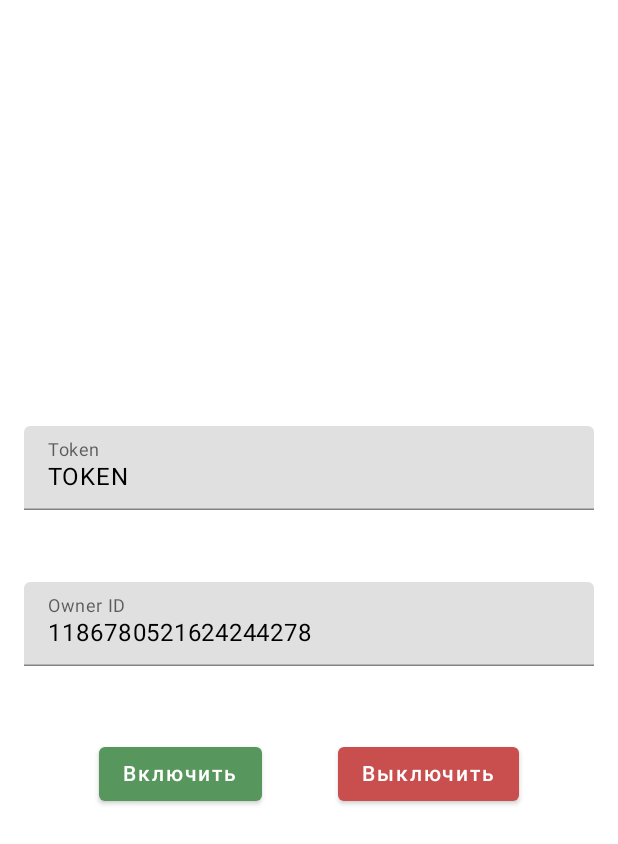
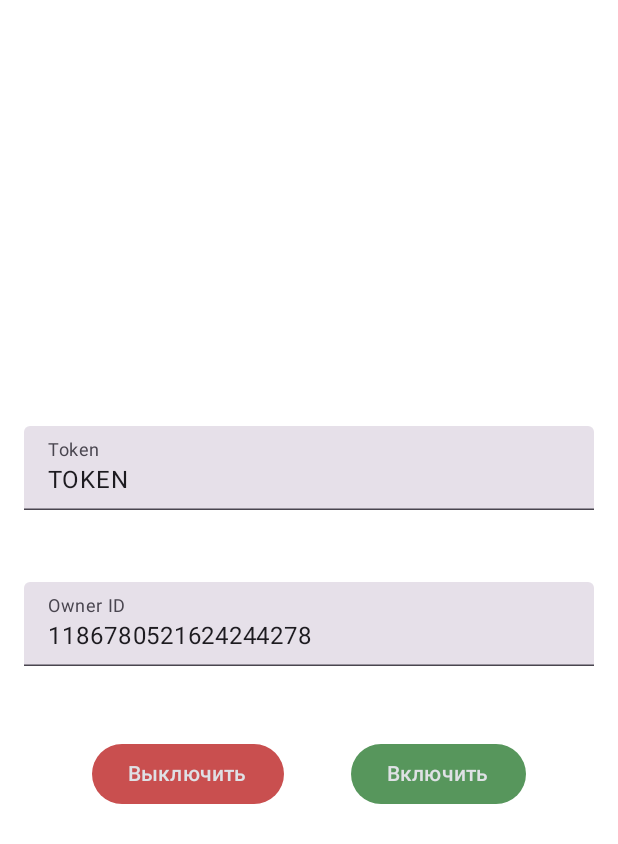
Before and after one commit to Hummel009/UN-ION-Discord-Bot, an Android app built with Jetpack Compose: the screen it shows after launch (Main), on a phone screen of 412 x 824 dp. Shown: the top 844 px of the screen. Run offline under Robolectric (Android 15) with nearby library versions, the phone set to English and light mode, and no system bars.

Commit message:
material 3

```diff
--- a/appAndroid/build.gradle.kts
+++ b/appAndroid/build.gradle.kts
@@ -31,8 +31,10 @@ dependencies {
 
 	implementation("com.google.android.material:material:latest.release")
 
-	implementation("androidx.compose.material:material:1.7.3")
-	implementation("androidx.activity:activity-compose:1.9.2")
+	val composeBom = platform("androidx.compose:compose-bom:latest.release")
+	implementation(composeBom)
+	implementation("androidx.compose.material3:material3")
+	implementation("androidx.activity:activity-compose")
 }
 
 java {
--- a/appAndroid/src/main/kotlin/com/github/hummel/union/android/DiscordAdapter.kt
+++ b/appAndroid/src/main/kotlin/com/github/hummel/union/android/DiscordAdapter.kt
@@ -4,7 +4,6 @@ import android.annotation.SuppressLint
 import android.app.NotificationChannel
 import android.app.NotificationManager
 import android.app.Service
-import android.content.Context
 import android.content.Intent
 import android.os.IBinder
 import android.os.PowerManager
@@ -18,7 +17,7 @@ class DiscordAdapter : Service() {
 	private val controller: DiscordController = DiscordControllerImpl()
 
 	override fun onCreate() {
-		wakeLock = (getSystemService(Context.POWER_SERVICE) as PowerManager).run {
+		wakeLock = (getSystemService(POWER_SERVICE) as PowerManager).run {
 			newWakeLock(PowerManager.PARTIAL_WAKE_LOCK, "Hundroid::MyWakeLock")
 		}
 		controller.onCreate()
@@ -33,7 +32,7 @@ class DiscordAdapter : Service() {
 			setPriority(NotificationCompat.PRIORITY_MAX)
 		}.build()
 		val channel = NotificationChannel(channelId, channelName, NotificationManager.IMPORTANCE_HIGH)
-		val notificationManager = getSystemService(Context.NOTIFICATION_SERVICE) as NotificationManager
+		val notificationManager = getSystemService(NOTIFICATION_SERVICE) as NotificationManager
 		notificationManager.createNotificationChannel(channel)
 		startForeground(1, notification)
 		controller.onStartCommand()
--- a/appAndroid/src/main/kotlin/com/github/hummel/union/android/Main.kt
+++ b/appAndroid/src/main/kotlin/com/github/hummel/union/android/Main.kt
@@ -7,14 +7,19 @@ import androidx.activity.ComponentActivity
 import androidx.activity.compose.setContent
 import androidx.compose.foundation.isSystemInDarkTheme
 import androidx.compose.foundation.layout.*
-import androidx.compose.material.*
+import androidx.compose.material3.Button
+import androidx.compose.material3.ButtonDefaults
+import androidx.compose.material3.MaterialTheme
+import androidx.compose.material3.Text
+import androidx.compose.material3.TextField
+import androidx.compose.material3.darkColorScheme
+import androidx.compose.material3.lightColorScheme
 import androidx.compose.runtime.*
 import androidx.compose.ui.Alignment
 import androidx.compose.ui.Modifier
 import androidx.compose.ui.graphics.Color
 import androidx.compose.ui.unit.dp
 import com.github.hummel.union.bean.BotData
-import kotlin.system.exitProcess
 
 class Main : ComponentActivity() {
 	private val context: Context = this
@@ -23,7 +28,7 @@ class Main : ComponentActivity() {
 		super.onCreate(savedInstanceState)
 		setContent {
 			MaterialTheme(
-				colors = if (isSystemInDarkTheme()) darkColors() else lightColors()
+				colorScheme = if (isSystemInDarkTheme()) darkColorScheme() else lightColorScheme()
 			) {
 				ComposableOnCreate()
 			}
@@ -41,31 +46,21 @@ class Main : ComponentActivity() {
 			verticalArrangement = Arrangement.Center,
 			horizontalAlignment = Alignment.CenterHorizontally
 		) {
-			TextField(
-				value = token,
+			TextField(value = token,
 				onValueChange = { token = it },
 				modifier = Modifier.fillMaxWidth().padding(16.dp),
 				label = {
 					Text("Token")
-				},
-				colors = TextFieldDefaults.textFieldColors(
-					textColor = MaterialTheme.colors.onBackground
-				)
-			)
+				})
 
 			Spacer(modifier = Modifier.height(16.dp))
 
-			TextField(
-				value = ownerId,
+			TextField(value = ownerId,
 				onValueChange = { ownerId = it },
 				modifier = Modifier.fillMaxWidth().padding(16.dp),
 				label = {
 					Text("Owner ID")
-				},
-				colors = TextFieldDefaults.textFieldColors(
-					textColor = MaterialTheme.colors.onBackground
-				)
-			)
+				})
 
 			Spacer(modifier = Modifier.height(16.dp))
 
@@ -73,23 +68,21 @@ class Main : ComponentActivity() {
 				modifier = Modifier.fillMaxWidth().padding(16.dp), horizontalArrangement = Arrangement.SpaceEvenly
 			) {
 				Button(
-					onClick = {
-						launchService(token, ownerId, context.filesDir.path, context)
-					}, colors = ButtonDefaults.buttonColors(
-						contentColor = Color.White, backgroundColor = Color(0xFF57965C)
+					onClick = { finish() }, colors = ButtonDefaults.buttonColors(
+						containerColor = Color(0xFFC94F4F), contentColor = Color(0xFFDFE1E5)
 					)
 				) {
-					Text("Включить")
+					Text("Выключить")
 				}
 
 				Button(
 					onClick = {
-						exitProcess(0)
+						launchService(token, ownerId, context.filesDir.path, context)
 					}, colors = ButtonDefaults.buttonColors(
-						contentColor = Color.White, backgroundColor = Color(0xFFC94F4F)
+						containerColor = Color(0xFF57965C), contentColor = Color(0xFFDFE1E5)
 					)
 				) {
-					Text("Выключить")
+					Text("Включить")
 				}
 			}
 		}
```
